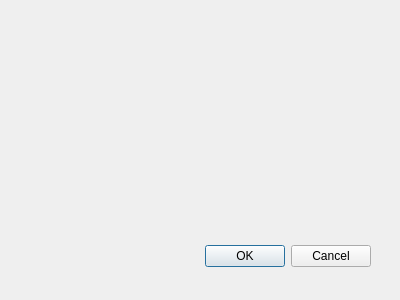
schulzsebastian/qgisplugin_spreadsheet, file spreadsheet_dialog_base.ui: the form before one commit.
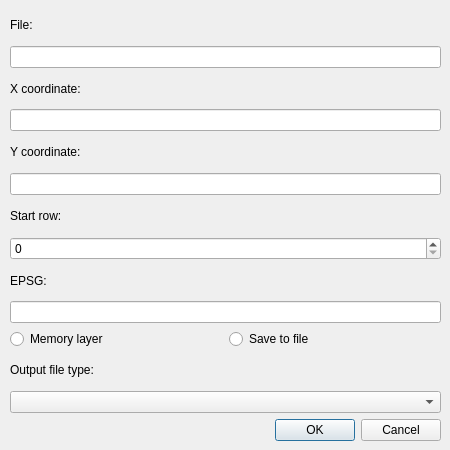
The form after the commit.

Commit message: first project of plugin gui

Patch:
```diff
--- a/spreadsheet_dialog_base.ui
+++ b/spreadsheet_dialog_base.ui
@@ -1,32 +1,113 @@
 <ui version="4.0" >
  <class>SpreadsheetDialogBase</class>
- <widget class="QDialog" name="SpreadsheetDialogBase" >
-  <property name="geometry" >
+ <widget class="QDialog" name="SpreadsheetDialogBase">
+  <property name="geometry">
    <rect>
     <x>0</x>
     <y>0</y>
-    <width>400</width>
-    <height>300</height>
+    <width>450</width>
+    <height>450</height>
    </rect>
   </property>
   <property name="windowTitle" >
    <string>Spreadsheet</string>
   </property>
-  <widget class="QDialogButtonBox" name="button_box" >
-   <property name="geometry" >
+  <widget class="QWidget" name="verticalLayoutWidget">
+   <property name="geometry">
     <rect>
-     <x>30</x>
-     <y>240</y>
-     <width>341</width>
-     <height>32</height>
+     <x>10</x>
+     <y>10</y>
+     <width>431</width>
+     <height>431</height>
     </rect>
    </property>
-   <property name="orientation" >
-    <enum>Qt::Horizontal</enum>
-   </property>
-   <property name="standardButtons" >
-    <set>QDialogButtonBox::Cancel|QDialogButtonBox::Ok</set>
-   </property>
+   <layout class="QVBoxLayout" name="verticalLayout_2">
+    <item>
+     <widget class="QLabel" name="label">
+      <property name="text">
+       <string>File:</string>
+      </property>
+     </widget>
+    </item>
+    <item>
+     <widget class="QLineEdit" name="lineEdit"/>
+    </item>
+    <item>
+     <widget class="QLabel" name="label_2">
+      <property name="text">
+       <string>X coordinate:</string>
+      </property>
+     </widget>
+    </item>
+    <item>
+     <widget class="QLineEdit" name="lineEdit_2"/>
+    </item>
+    <item>
+     <widget class="QLabel" name="label_3">
+      <property name="text">
+       <string>Y coordinate:</string>
+      </property>
+     </widget>
+    </item>
+    <item>
+     <widget class="QLineEdit" name="lineEdit_3"/>
+    </item>
+    <item>
+     <widget class="QLabel" name="label_4">
+      <property name="text">
+       <string>Start row:</string>
+      </property>
+     </widget>
+    </item>
+    <item>
+     <widget class="QSpinBox" name="spinBox"/>
+    </item>
+    <item>
+     <widget class="QLabel" name="label_6">
+      <property name="text">
+       <string>EPSG:</string>
+      </property>
+     </widget>
+    </item>
+    <item>
+     <widget class="QLineEdit" name="lineEdit_4"/>
+    </item>
+    <item>
+     <layout class="QHBoxLayout" name="horizontalLayout_2">
+      <item>
+       <widget class="QRadioButton" name="radioButton_2">
+        <property name="text">
+         <string>Memory layer</string>
+        </property>
+       </widget>
+      </item>
+      <item>
+       <widget class="QRadioButton" name="radioButton">
+        <property name="text">
+         <string>Save to file</string>
+        </property>
+       </widget>
+      </item>
+     </layout>
+    </item>
+    <item>
+     <widget class="QLabel" name="label_5">
+      <property name="text">
+       <string>Output file type:</string>
+      </property>
+     </widget>
+    </item>
+    <item>
+     <widget class="QComboBox" name="comboBox"/>
+    </item>
+    <item>
+     <widget class="QDialogButtonBox" name="buttonBox">
+      <property name="standardButtons">
+       <set>QDialogButtonBox::Cancel|QDialogButtonBox::Ok</set>
+      </property>
+     </widget>
+    </item>
+   </layout>
   </widget>
  </widget>
  <resources/>
```
Left out of the diff: 40 changed lines with no effect on the pictures.
